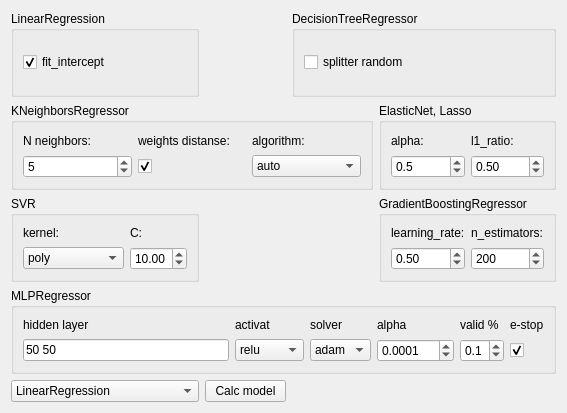
This is qt/formation_ai_form.ui in idergunoff/geovel_1.0 as Qt 5 draws it before an edit. The edited form follows.
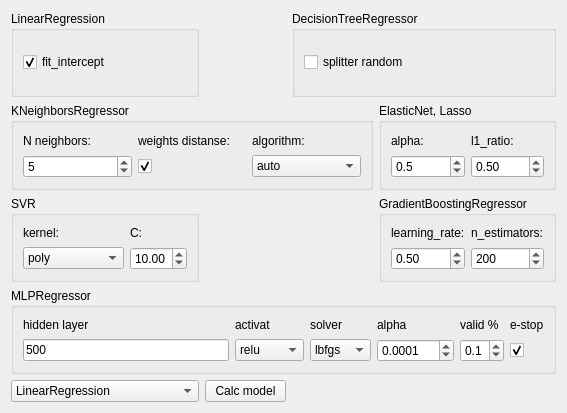
This is the edited form.

```diff
--- a/qt/formation_ai_form.ui
+++ b/qt/formation_ai_form.ui
@@ -418,7 +418,7 @@
          <string>Это кортеж, определяющий количество нейронов в каждом скрытом слое. Например, &quot;100&quot; означает один скрытый слой с 100 нейронами, а &quot;50 30&quot; означает два скрытых слоя, в первом 50 нейронов, во втором - 30 нейронов. Вы можете экспериментировать с различными комбинациями слоев и нейронов, чтобы получить лучшие результаты.</string>
         </property>
         <property name="text">
-         <string>50 50</string>
+         <string>500</string>
         </property>
        </widget>
       </item>
@@ -454,6 +454,9 @@
         <property name="toolTip">
          <string>Этот параметр определяет метод оптимизации весов в нейронной сети. </string>
         </property>
+        <property name="currentIndex">
+         <number>1</number>
+        </property>
         <item>
          <property name="text">
           <string>adam</string>
```
